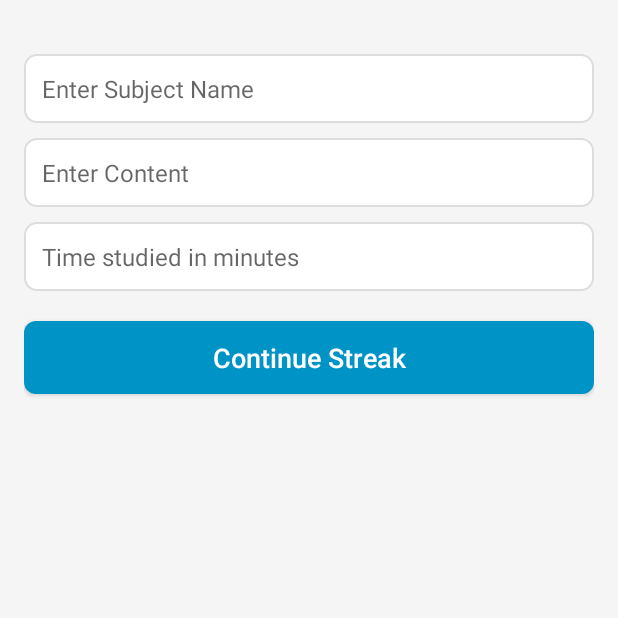
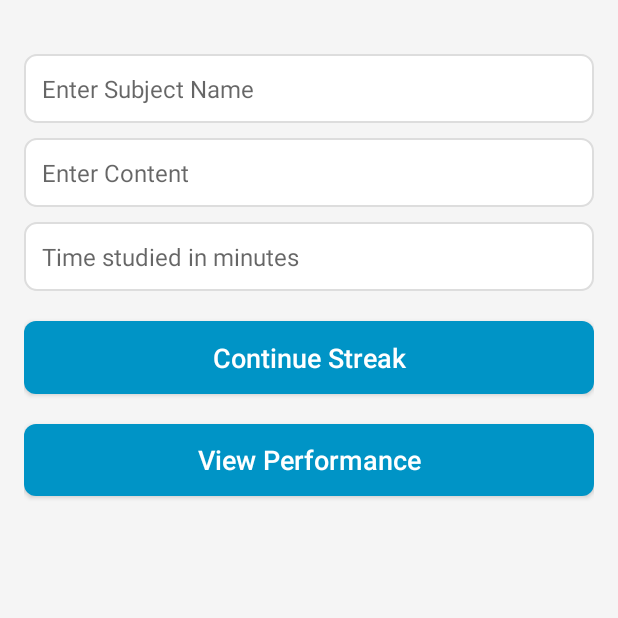
Before and after one commit to ssandra102/habit-tracking-app, an Android app: the StreakPage screen opened directly, with no data from a screen before it, on a phone screen of 412 x 824 dp, the top half of it. Run offline under Robolectric (Android 15) with nearby library versions, the phone set to English and light mode, and no system bars.

Commit message:
trying out analytics

```diff
--- a/app/src/main/java/com/example/myapplication/StreakInfo.java
+++ b/app/src/main/java/com/example/myapplication/StreakInfo.java
@@ -1,14 +1,15 @@
 package com.example.myapplication;
 
-import java.util.Date;
+import java.sql.Date;
+import java.text.ParseException;
+import java.text.SimpleDateFormat;
 
 public class StreakInfo {
     private String SubjectName;
     private String Content;
     private String TimeInMinutes;
-    private Date CurrentTime;
+    private String CurrentTime;
 
-    // an empty constructor is required when using Firebase Realtime Database.
     public StreakInfo() {
     }
 
@@ -36,11 +37,12 @@ public class StreakInfo {
         this.TimeInMinutes = TimeInMinutes;
     }
 
-    public Date getCurrentTime() {
+    public String getCurrentTime() {
         return CurrentTime;
     }
 
-    public void setCurrentTime(Date CurrentTime) {
+    public void setCurrentTime(String CurrentTime) {
         this.CurrentTime = CurrentTime;
     }
+
 }
--- a/app/src/main/java/com/example/myapplication/StreakPage.java
+++ b/app/src/main/java/com/example/myapplication/StreakPage.java
@@ -2,6 +2,7 @@ package com.example.myapplication;
 
 import androidx.appcompat.app.AppCompatActivity;
 
+import android.content.Intent;
 import android.os.Bundle;
 import android.text.TextUtils;
 import android.util.Log;
@@ -16,7 +17,7 @@ import java.util.List;
 public class StreakPage extends AppCompatActivity {
 
     private EditText subjectNameEdt, contentEdt, timeInMinutesEdt;
-    private Button sendDatabtn;
+    private Button sendDatabtn, viewPerformance;
     Date d1 = new Date();
     StreakInfo streakInfo;
     private DatabaseHelper dbHelper;
@@ -33,6 +34,7 @@ public class StreakPage extends AppCompatActivity {
         contentEdt = findViewById(R.id.idEdtContent);
         timeInMinutesEdt = findViewById(R.id.idEdtTimeInMinutes);
         sendDatabtn = findViewById(R.id.idBtnSendData);
+        viewPerformance = (Button) findViewById(R.id.idBtnViewPerformance);
 
         // adding on click listener for our button.
         sendDatabtn.setOnClickListener(new View.OnClickListener() {
@@ -50,6 +52,14 @@ public class StreakPage extends AppCompatActivity {
                     addDataToSQLite(subjectName, content, timeInMinutes, currentTime);
 
                 }
+            }
+        });
+
+
+        viewPerformance.setOnClickListener(new View.OnClickListener() {
+            @Override
+            public void onClick(View v) {
+                openNewActivity();
             }
         });
     }
@@ -73,5 +83,10 @@ public class StreakPage extends AppCompatActivity {
         }
     }
 
+    public void openNewActivity(){
+        Intent intent = new Intent(this, performance.class);
+        startActivity(intent);
+    }
+
 
 }
--- a/app/src/main/res/layout/activity_streak_page.xml
+++ b/app/src/main/res/layout/activity_streak_page.xml
@@ -4,6 +4,7 @@
     xmlns:tools="http://schemas.android.com/tools"
     android:layout_width="match_parent"
     android:layout_height="match_parent"
+    android:layout_gravity="center"
     android:padding="16dp"
     android:background="@color/background_color"
     tools:context=".StreakPage">
@@ -52,7 +53,7 @@
         android:textColor="@color/text_color"
         android:textSize="16sp" />
 
-    <!-- Button for adding data to Firebase -->
+    <!-- Button for adding data to SQLlite DB -->
     <Button
         android:id="@+id/idBtnSendData"
         android:layout_width="match_parent"
@@ -65,4 +66,17 @@
         android:textColor="@color/button_text_color"
         android:textSize="18sp"
         android:padding="12dp" />
+
+    <!-- Button for viewing user performance -->
+    <Button
+        android:id="@+id/idBtnViewPerformance"
+        android:layout_width="match_parent"
+        android:layout_height="wrap_content"
+        android:layout_below="@id/idBtnSendData"
+        android:background="@drawable/button_background"
+        android:layout_marginTop="20dp"
+        android:text="View Performance"
+        android:textAllCaps="false"
+        android:textColor="@color/button_text_color"
+        android:textSize="18sp" />
 </RelativeLayout>
```
Also changed, not shown: app/build.gradle (+7 -1 lines), app/src/main/AndroidManifest.xml (+15 -4 lines), app/src/main/java/com/example/myapplication/DatabaseHelper.java (+46 -2 lines), app/src/main/res/values/colors.xml (+22 -0 lines), app/src/main/res/values/styles.xml (+38 -4 lines).
